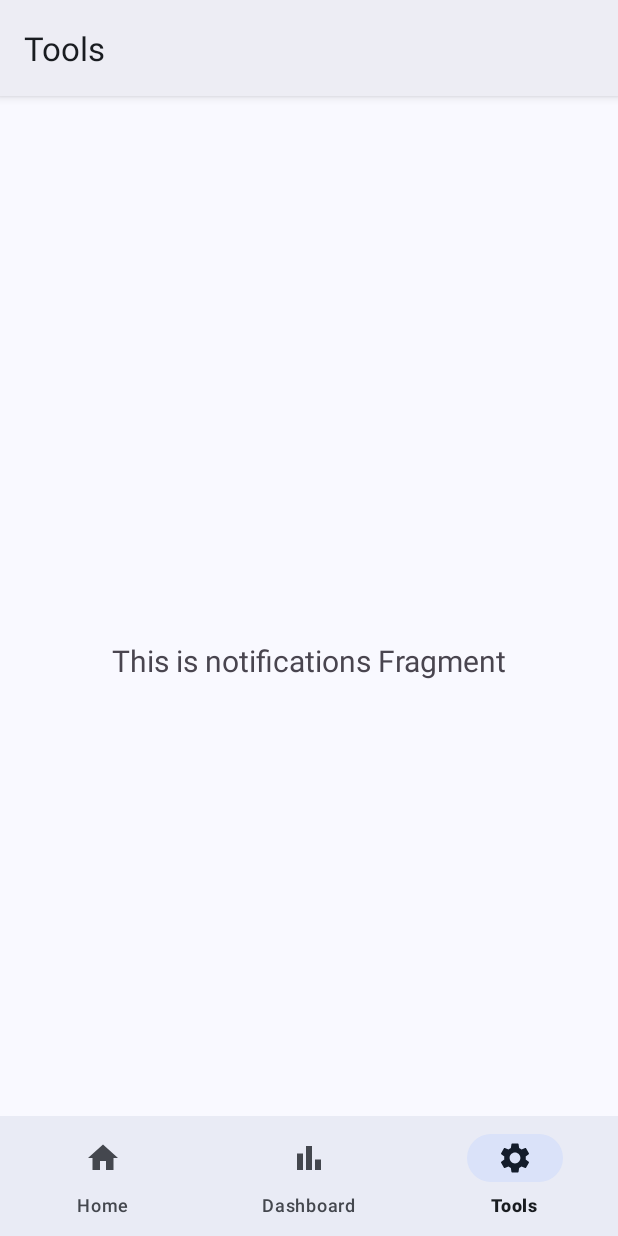
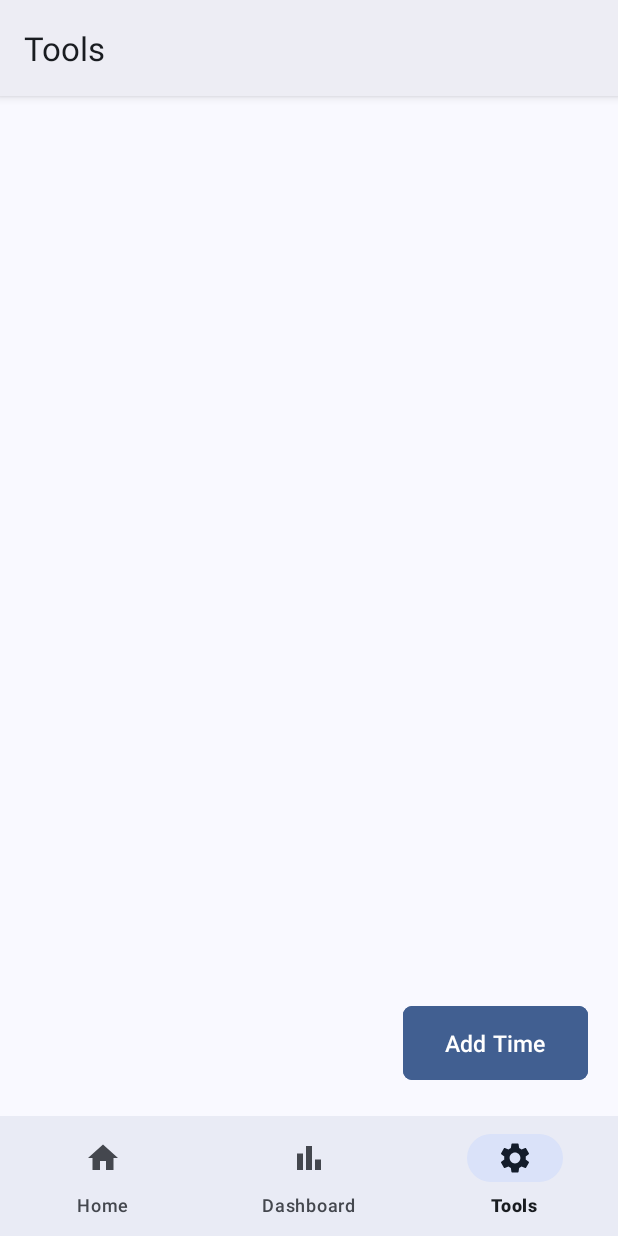
Before and after one commit to CoderJatin123/AquaHome, an Android app: the ToolsFragment screen opened through its navigation route, on a phone screen of 412 x 824 dp. Run offline under Robolectric (Android 15) with nearby library versions, the phone set to English and light mode, and no system bars; our stand-ins replace navigation-ui.

Commit message:
Add time slot functionality started development.

```diff
--- a/app/src/main/java/com/application/aquahome/ui/tools/ToolsFragment.kt
+++ b/app/src/main/java/com/application/aquahome/ui/tools/ToolsFragment.kt
@@ -1,10 +1,13 @@
 package com.application.aquahome.ui.tools
 
+import android.app.TimePickerDialog
+import android.icu.util.Calendar
 import android.os.Bundle
 import android.view.LayoutInflater
 import android.view.View
 import android.view.ViewGroup
 import android.widget.TextView
+import android.widget.Toast
 import androidx.fragment.app.Fragment
 import androidx.lifecycle.ViewModelProvider
 import com.application.aquahome.databinding.FragmentToolsBinding
@@ -12,9 +15,6 @@ import com.application.aquahome.databinding.FragmentToolsBinding
 class ToolsFragment : Fragment() {
 
     private var _binding: FragmentToolsBinding? = null
-
-    // This property is only valid between onCreateView and
-    // onDestroyView.
     private val binding get() = _binding!!
 
     override fun onCreateView(
@@ -22,21 +22,35 @@ class ToolsFragment : Fragment() {
         container: ViewGroup?,
         savedInstanceState: Bundle?
     ): View {
-        val notificationsViewModel =
-            ViewModelProvider(this).get(NotificationsViewModel::class.java)
+
+//        val notificationsViewModel =
+//            ViewModelProvider(this).get(NotificationsViewModel::class.java)
+        val c = Calendar.getInstance()
+        val hour = c.get(Calendar.HOUR_OF_DAY)
+        val minute = c.get(Calendar.MINUTE)
 
         _binding = FragmentToolsBinding.inflate(inflater, container, false)
         val root: View = binding.root
+        val timePickerDialog = TimePickerDialog(context,
+            { view, h, m ->
+                Toast.makeText(context, "$h $m", Toast.LENGTH_SHORT).show()
 
-        val textView: TextView = binding.textNotifications
-        notificationsViewModel.text.observe(viewLifecycleOwner) {
-            textView.text = it
+            },hour,minute,false)
+
+        binding.addTimeBtn.setOnClickListener {
+            timePickerDialog.show()
         }
+
+
+
         return root
+
     }
 
     override fun onDestroyView() {
         super.onDestroyView()
         _binding = null
     }
+
+
 }
--- a/app/src/main/res/layout/activity_main.xml
+++ b/app/src/main/res/layout/activity_main.xml
@@ -3,8 +3,7 @@
     xmlns:app="http://schemas.android.com/apk/res-auto"
     android:id="@+id/container"
     android:layout_width="match_parent"
-    android:layout_height="match_parent"
-    android:paddingTop="?attr/actionBarSize">
+    android:layout_height="match_parent">
 
     <com.google.android.material.bottomnavigation.BottomNavigationView
         android:id="@+id/nav_view"
--- a/app/src/main/res/layout/fragment_home.xml
+++ b/app/src/main/res/layout/fragment_home.xml
@@ -22,7 +22,8 @@
             android:layout_marginTop="24dp"
             android:layout_marginHorizontal="16dp"
             style="@style/Widget.Material3.CardView.Elevated"
-            app:cardElevation="5dp"
+            app:cardElevation="4dp"
+
             android:layout_width="match_parent"
             android:layout_height="wrap_content">
             <LinearLayout
@@ -112,6 +113,7 @@
     <com.google.android.material.button.MaterialButton
         android:id="@+id/btnAddDevice"
         style="@style/btnStyle"
+        android:textSize="15sp"
         android:layout_width="wrap_content"
         android:layout_height="wrap_content"
         android:layout_marginRight="20dp"
--- a/app/src/main/res/layout/fragment_tools.xml
+++ b/app/src/main/res/layout/fragment_tools.xml
@@ -1,22 +1,33 @@
 <?xml version="1.0" encoding="utf-8"?>
-<androidx.constraintlayout.widget.ConstraintLayout xmlns:android="http://schemas.android.com/apk/res/android"
+<LinearLayout xmlns:android="http://schemas.android.com/apk/res/android"
     xmlns:app="http://schemas.android.com/apk/res-auto"
     xmlns:tools="http://schemas.android.com/tools"
     android:layout_width="match_parent"
     android:layout_height="match_parent"
+    android:orientation="vertical"
     tools:context=".ui.tools.ToolsFragment">
 
-    <TextView
-        android:id="@+id/text_notifications"
+    <androidx.recyclerview.widget.RecyclerView
+        android:padding="12dp"
         android:layout_width="match_parent"
         android:layout_height="wrap_content"
-        android:layout_marginStart="8dp"
-        android:layout_marginTop="8dp"
-        android:layout_marginEnd="8dp"
-        android:textAlignment="center"
-        android:textSize="20sp"
+        android:id="@+id/recyclerView"
+        android:layout_weight="1"/>
+
+    <com.google.android.material.button.MaterialButton
+        style="@style/btnStyle"
+        android:layout_width="wrap_content"
+        android:layout_height="wrap_content"
+        android:layout_marginRight="20dp"
+        android:layout_marginBottom="20dp"
+        android:backgroundTint="@color/md_theme_primary"
+        android:paddingHorizontal="28dp"
+        android:paddingVertical="14dp"
+        android:text="Add Time"
+        android:textSize="15sp"
+        android:layout_gravity="right"
+        android:id="@+id/addTimeBtn"
         app:layout_constraintBottom_toBottomOf="parent"
-        app:layout_constraintEnd_toEndOf="parent"
-        app:layout_constraintStart_toStartOf="parent"
-        app:layout_constraintTop_toTopOf="parent" />
-</androidx.constraintlayout.widget.ConstraintLayout>
+        app:layout_constraintEnd_toEndOf="parent" />
+
+</LinearLayout>
```
